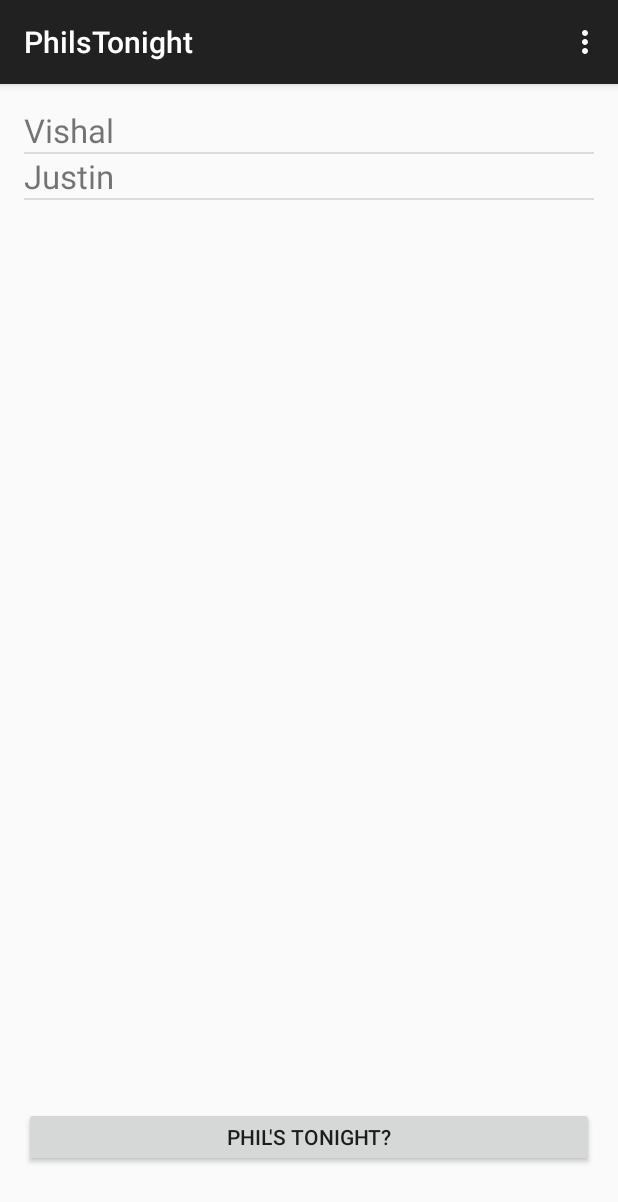
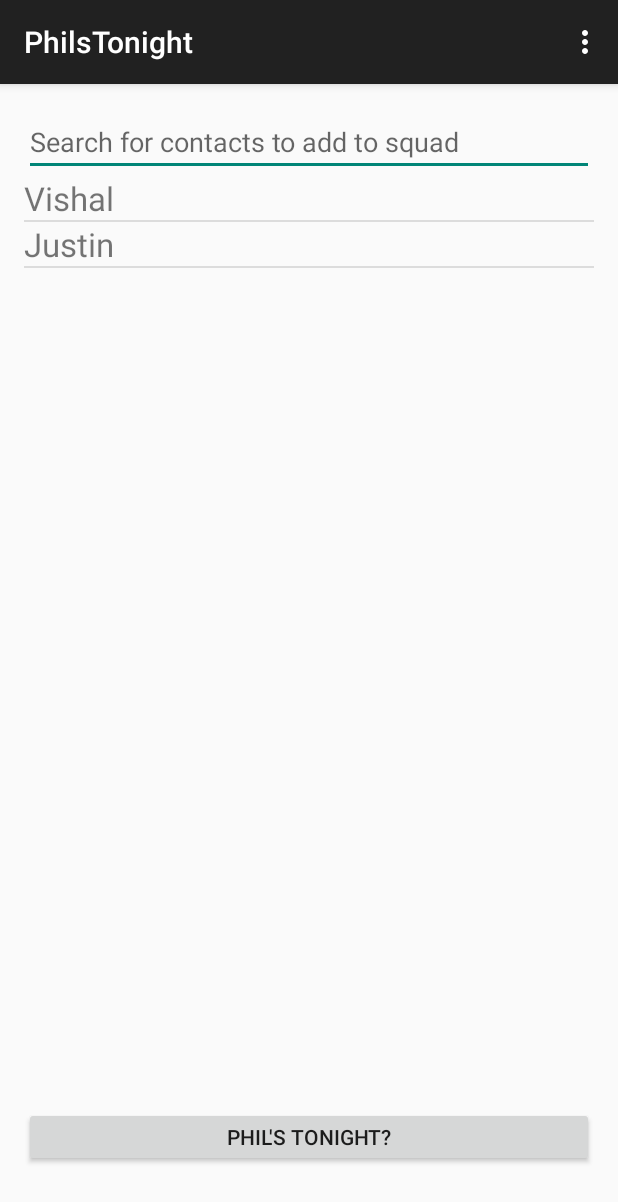
Before and after one commit to vishalkuo/philsTonight, an Android app: the screen it shows after launch (MainActivity), on a phone screen of 412 x 824 dp. Shown: the top 1202 px of the screen. Run offline under Robolectric (Android 15) with nearby library versions, the phone set to English and light mode, and no system bars; 2 statements that could not run were skipped.

Commit message:
phils tonight

```diff
--- a/PhilsTonight/app/src/main/AndroidManifest.xml
+++ b/PhilsTonight/app/src/main/AndroidManifest.xml
@@ -3,6 +3,7 @@
     package="com.philstonight" >
 
     <uses-permission android:name="android.permission.SEND_SMS" />
+    <uses-permission android:name="android.permission.READ_CONTACTS" />
 
     <application
         android:allowBackup="true"
--- a/PhilsTonight/app/src/main/java/com/philstonight/MainActivity.java
+++ b/PhilsTonight/app/src/main/java/com/philstonight/MainActivity.java
@@ -1,10 +1,18 @@
 package com.philstonight;
 
+import android.content.ContentResolver;
+import android.content.Intent;
+import android.database.Cursor;
+import android.net.Uri;
+import android.provider.ContactsContract;
 import android.support.v7.app.AppCompatActivity;
 import android.os.Bundle;
+import android.util.Log;
 import android.view.Menu;
 import android.view.MenuItem;
 import android.view.View;
+import android.widget.ArrayAdapter;
+import android.widget.AutoCompleteTextView;
 import android.widget.Button;
 import android.widget.ListView;
 
@@ -16,6 +24,7 @@ import java.util.ArrayList;
 import java.util.List;
 
 public class MainActivity extends AppCompatActivity {
+    static final int REQUEST_SELECT_CONTACT = 1;
     private Button philsButton;
 
     @Override
@@ -38,6 +47,26 @@ public class MainActivity extends AppCompatActivity {
         squadList.add(new SquadMember("Justin", "519 holla"));
         SquadAdapter squadAdapter = new SquadAdapter(squadList);
         squadListView.setAdapter(squadAdapter);
+
+        Intent intent = getIntent();
+
+        ArrayList<String> nameCollection = new ArrayList<String>();
+        ContentResolver cr = getContentResolver();
+
+        Cursor cursor = cr.query(ContactsContract.Contacts.CONTENT_URI, null, null, null, null);
+        while (cursor.moveToNext())
+        {
+            String nameFromContacts = cursor.getString(cursor.getColumnIndex(ContactsContract.Contacts.DISPLAY_NAME));
+            Log.d("nameFromContacts", nameFromContacts);
+            nameCollection.add(nameFromContacts);
+        }
+        cursor.close();
+        String[] names = new String[nameCollection.size()];
+        nameCollection.toArray(names);
+        ArrayAdapter<String> adapter = new ArrayAdapter<String>(this,
+                android.R.layout.simple_dropdown_item_1line, names);
+        AutoCompleteTextView nameField = (AutoCompleteTextView) findViewById(R.id.name_text);
+        nameField.setAdapter(adapter);
     }
 
     @Override
@@ -61,4 +90,36 @@ public class MainActivity extends AppCompatActivity {
 
         return super.onOptionsItemSelected(item);
     }
+
+    public void addFromContacts(View view) {
+        Intent intent = new Intent(Intent.ACTION_PICK);
+        intent.setType(ContactsContract.Contacts.CONTENT_TYPE);
+        if (intent.resolveActivity(getPackageManager()) != null) {
+            startActivityForResult(intent, REQUEST_SELECT_CONTACT);
+        }
+    }
+
+    protected void onActivityResult(int requestCode, int resultCode, Intent data) {
+        if (requestCode == REQUEST_SELECT_CONTACT && resultCode == RESULT_OK) {
+            Uri contactUri = data.getData();
+            String contactName = null;
+            boolean hasPhoneNum = false;
+            String phoneNumber = "";
+            Cursor cursor = getContentResolver().query(contactUri, null, null, null, null);
+
+            if (cursor.moveToFirst()) {
+
+                // DISPLAY_NAME = The display name for the contact.
+                // HAS_PHONE_NUMBER =   An indicator of whether this contact has at least one phone number.
+
+                contactName = cursor.getString(cursor.getColumnIndex(ContactsContract.Contacts.DISPLAY_NAME));
+                hasPhoneNum = Boolean.valueOf(cursor.getString(cursor.getColumnIndex(ContactsContract.Contacts.HAS_PHONE_NUMBER)));
+                if(hasPhoneNum) {
+                    phoneNumber = cursor.getString(cursor.getColumnIndex(ContactsContract.CommonDataKinds.Phone.NUMBER));
+                }
+            }
+            cursor.close();
+            AutoCompleteTextView nameField = (AutoCompleteTextView) findViewById(R.id.name_text);
+        }
+    }
 }
--- a/PhilsTonight/app/src/main/res/layout/activity_main.xml
+++ b/PhilsTonight/app/src/main/res/layout/activity_main.xml
@@ -15,8 +15,14 @@
         android:layout_height="40dp"
         android:text="@string/phils">
     </Button>
+    <AutoCompleteTextView
+        android:id="@+id/name_text"
+        android:hint="@string/add_squad_hint"
+        android:layout_width="fill_parent"
+        android:layout_height="wrap_content" />
     <ListView
         android:id="@+id/squad_list"
+        android:layout_below="@id/name_text"
         android:layout_width="wrap_content"
         android:layout_height="fill_parent">
 
--- a/PhilsTonight/app/src/main/res/values/strings.xml
+++ b/PhilsTonight/app/src/main/res/values/strings.xml
@@ -4,4 +4,5 @@
     <string name="hello_world">Hello world!</string>
     <string name="action_settings">Settings</string>
     <string name="phils">Phil\'s Tonight?</string>
+    <string name="add_squad_hint">Search for contacts to add to squad</string>
 </resources>
```
